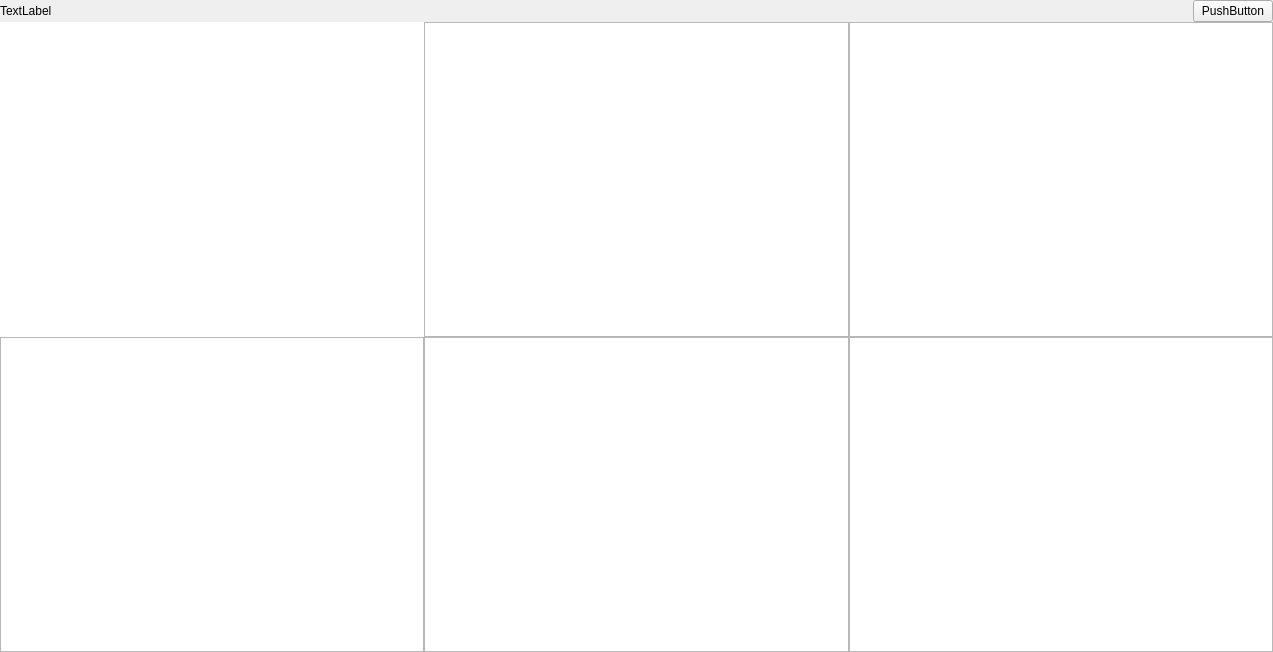
First picture: the form in src/modules/dashboard/Dashboard.ui, repository jensvogt/awsmock-qt-ui, before the edit.
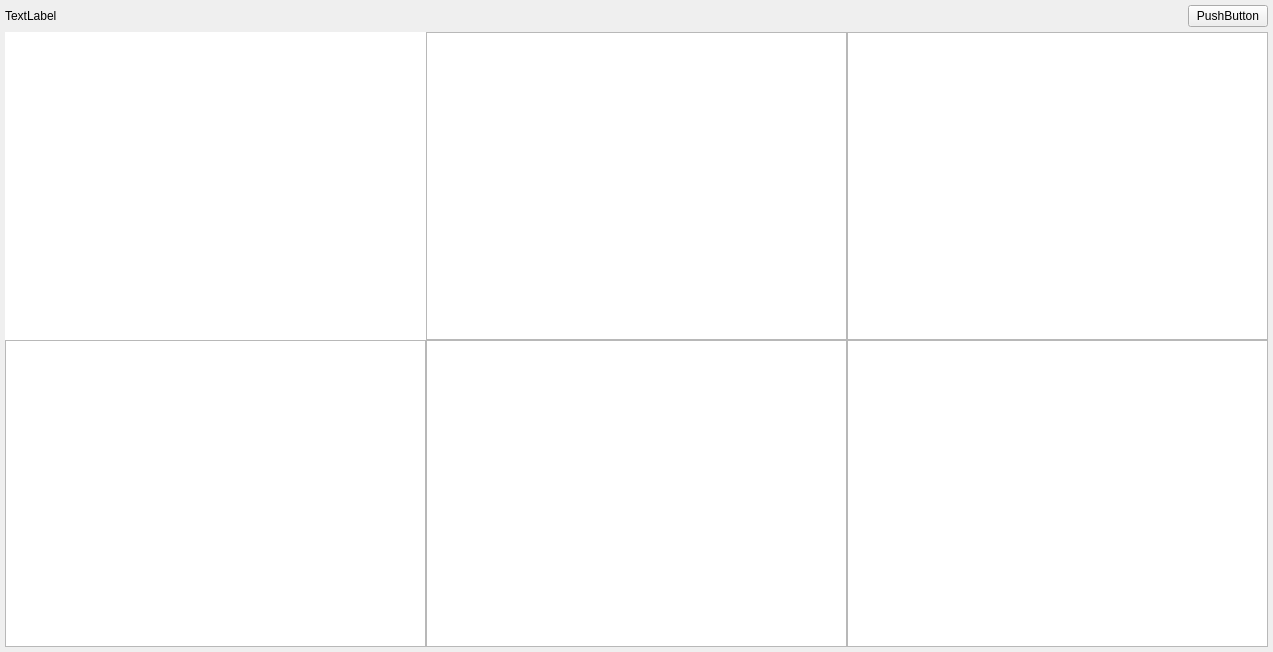
Second picture: the form after the edit.

```diff
--- a/src/modules/dashboard/Dashboard.ui
+++ b/src/modules/dashboard/Dashboard.ui
@@ -18,19 +18,19 @@
   </property>
   <layout class="QVBoxLayout" name="verticalLayout">
    <property name="spacing">
-    <number>0</number>
+    <number>5</number>
    </property>
    <property name="leftMargin">
-    <number>0</number>
+    <number>5</number>
    </property>
    <property name="topMargin">
-    <number>0</number>
+    <number>5</number>
    </property>
    <property name="rightMargin">
-    <number>0</number>
+    <number>5</number>
    </property>
    <property name="bottomMargin">
-    <number>0</number>
+    <number>5</number>
    </property>
    <item>
     <layout class="QHBoxLayout" name="horizontalLayout_2">
```
